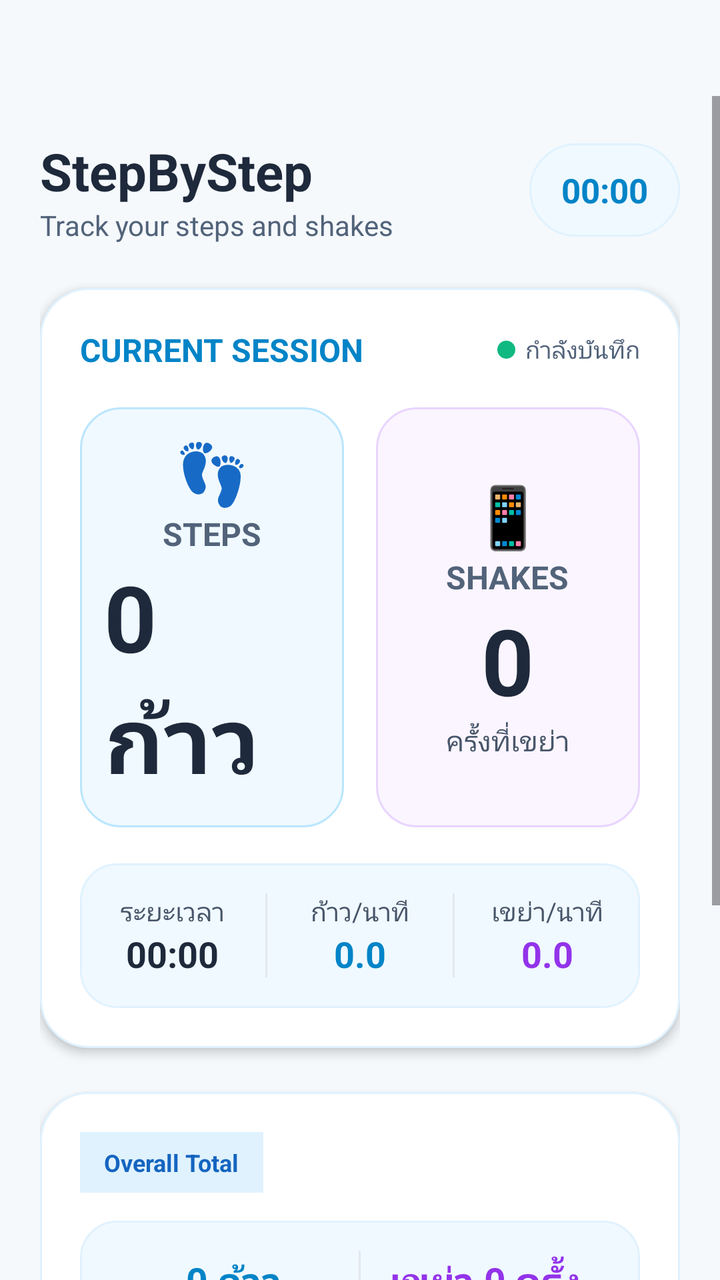
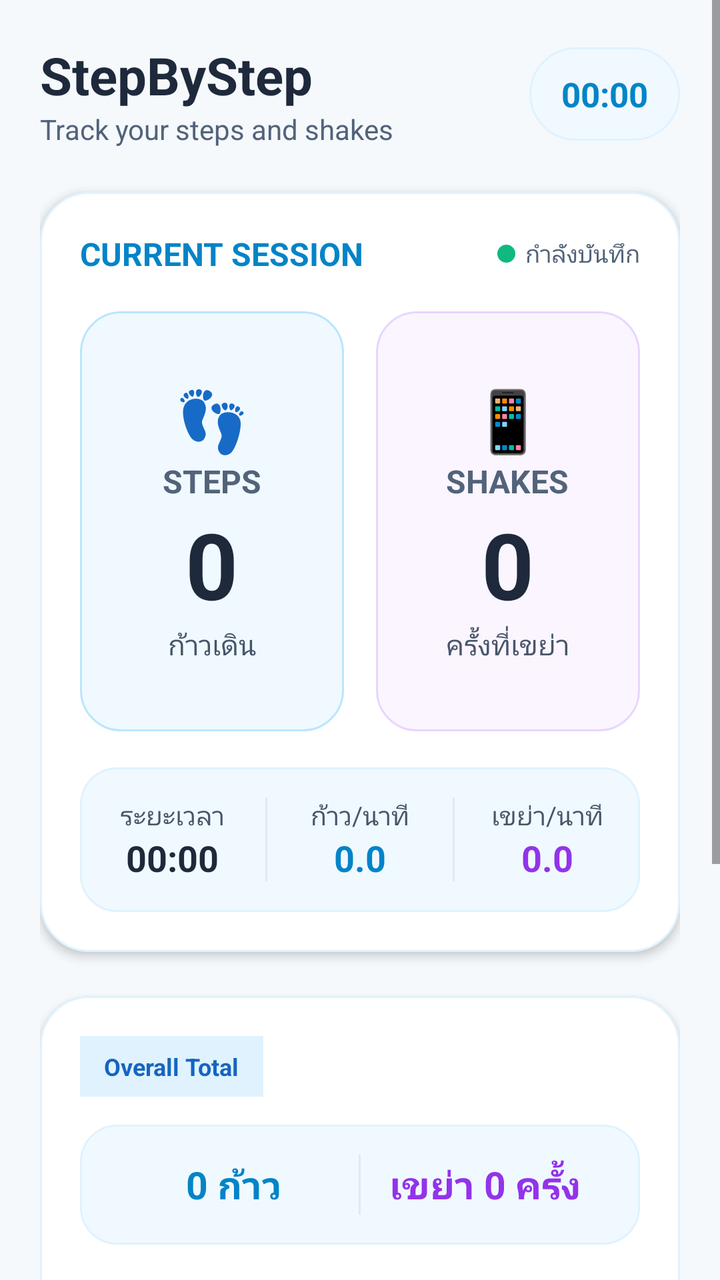

An Android layout rendered at two revisions. The XML below is the earlier revision; the diff shows what the commit changed to produce the second picture.
<!-- AndroidManifest.xml: application theme Theme.Assignment2 -->
<!-- res/layout/activity_main.xml -->
<?xml version="1.0" encoding="utf-8"?>
<ScrollView
    xmlns:android="http://schemas.android.com/apk/res/android"
    xmlns:tools="http://schemas.android.com/tools"
    android:id="@+id/main"
    android:layout_width="match_parent"
    android:layout_height="match_parent"
    android:background="@drawable/bg_stepby_step_screen"
    android:fillViewport="true"
    android:fitsSystemWindows="true"
    android:paddingTop="48dp"
    tools:context=".MainActivity"
    tools:ignore="VisualLintBounds,TextContrast">

    <LinearLayout
        android:layout_width="match_parent"
        android:layout_height="wrap_content"
        android:orientation="vertical"
        android:padding="20dp"
        tools:ignore="VisualLintBounds,VisualLintOverlap">

        

        <LinearLayout
            android:layout_width="match_parent"
            android:layout_height="wrap_content"
            android:orientation="horizontal"
            android:gravity="center_vertical"
            android:baselineAligned="false"
            android:layout_marginBottom="22dp"
            tools:ignore="VisualLintBounds,VisualLintOverlap">

            <LinearLayout
                android:layout_width="0dp"
                android:layout_height="wrap_content"
                android:layout_weight="1"
                android:orientation="vertical">

                <TextView
                    android:layout_width="wrap_content"
                    android:layout_height="wrap_content"
                    android:text="@string/app_title"
                    android:textSize="26sp"
                    android:textStyle="bold"
                    android:textColor="@color/text_primary"
                    tools:ignore="VisualLintBounds,VisualLintOverlap"/>

                <TextView
                    android:layout_width="wrap_content"
                    android:layout_height="wrap_content"
                    android:text="@string/app_subtitle"
                    android:textSize="14sp"
                    android:textColor="@color/text_muted"/>

            </LinearLayout>

            <TextView
                android:id="@+id/tvSessionTimer"
                android:layout_width="wrap_content"
                android:layout_height="wrap_content"
                android:text="@string/initial_time"
                android:textSize="17sp"
                android:textStyle="bold"
                android:textColor="@color/brand_600"
                android:background="@drawable/bg_timer"
                android:paddingHorizontal="16dp"
                android:paddingVertical="12dp"
                tools:ignore="VisualLintBounds,VisualLintOverlap"/>

        </LinearLayout>

        

        <LinearLayout
            android:layout_width="match_parent"
            android:layout_height="wrap_content"
            android:orientation="vertical"
            android:padding="20dp"
            android:background="@drawable/bg_card"
            android:elevation="3dp">

            

            <LinearLayout
                android:layout_width="match_parent"
                android:layout_height="wrap_content"
                android:orientation="horizontal"
                android:gravity="center_vertical"
                android:baselineAligned="false"
                android:layout_marginBottom="18dp">

                <TextView
                    android:layout_width="0dp"
                    android:layout_height="wrap_content"
                    android:layout_weight="1"
                    android:text="@string/current_session"
                    android:textSize="16sp"
                    android:textStyle="bold"
                    android:textColor="@color/brand_600"/>

                <View
                    android:layout_width="9dp"
                    android:layout_height="9dp"
                    android:background="@drawable/bg_status_dot"/>

                <TextView
                    android:layout_width="wrap_content"
                    android:layout_height="wrap_content"
                    android:text="@string/recording_status"
                    android:textSize="12sp"
                    android:textColor="@color/text_muted"
                    android:layout_marginStart="5dp"/>

            </LinearLayout>

            

            <LinearLayout
                android:layout_width="match_parent"
                android:layout_height="wrap_content"
                android:orientation="horizontal"
                android:baselineAligned="false">


                

                <LinearLayout
                    android:layout_width="0dp"
                    android:layout_height="210dp"
                    android:layout_weight="1"
                    android:layout_marginEnd="8dp"
                    android:gravity="center"
                    android:orientation="vertical"
                    android:background="@drawable/bg_step_tile"
                    android:padding="12dp">

                    <TextView
                        android:layout_width="wrap_content"
                        android:layout_height="wrap_content"
                        android:text="@string/icon_steps"
                        android:textSize="30sp"/>

                    <TextView
                        android:layout_width="wrap_content"
                        android:layout_height="wrap_content"
                        android:text="@string/steps"
                        android:textSize="16sp"
                        android:textStyle="bold"
                        android:textColor="@color/text_muted"/>

                    <TextView
                        android:id="@+id/tvSteps"
                        android:layout_width="wrap_content"
                        android:layout_height="wrap_content"
                        android:text="@string/initial_total_steps"
                        android:textSize="46sp"
                        android:textStyle="bold"
                        android:textColor="@color/text_primary"/>

                    <TextView
                        android:layout_width="wrap_content"
                        android:layout_height="wrap_content"
                        android:text="@string/step_count"
                        android:textSize="14sp"
                        android:textColor="@color/text_secondary"/>

                </LinearLayout>

                

                <LinearLayout
                    android:layout_width="0dp"
                    android:layout_height="210dp"
                    android:layout_weight="1"
                    android:layout_marginStart="8dp"
                    android:gravity="center"
                    android:orientation="vertical"
                    android:background="@drawable/bg_shake_tile"
                    android:padding="12dp">

                    <TextView
                        android:layout_width="wrap_content"
                        android:layout_height="wrap_content"
                        android:text="@string/icon_shakes"
                        android:textSize="30sp"/>

                    <TextView
                        android:layout_width="wrap_content"
                        android:layout_height="wrap_content"
                        android:text="@string/shakes"
                        android:textSize="16sp"
                        android:textStyle="bold"
                        android:textColor="@color/text_muted"/>

                    <TextView
                        android:id="@+id/tvShakes"
                        android:layout_width="wrap_content"
                        android:layout_height="wrap_content"
                        android:text="@string/zero_value"
                        android:textSize="46sp"
                        android:textStyle="bold"
                        android:textColor="@color/text_primary"/>

                    <TextView
                        android:layout_width="wrap_content"
                        android:layout_height="wrap_content"
                        android:text="@string/shake_count"
                        android:textSize="14sp"
                        android:textColor="@color/text_secondary"/>

                </LinearLayout>

            </LinearLayout>

            

            <LinearLayout
                android:layout_width="match_parent"
                android:layout_height="wrap_content"
                android:orientation="horizontal"
                android:gravity="center"
                android:baselineAligned="false"
                android:background="@drawable/bg_summary"
                android:paddingVertical="15dp"
                android:layout_marginTop="18dp">

                

                <LinearLayout
                    android:layout_width="0dp"
                    android:layout_height="wrap_content"
                    android:layout_weight="1"
                    android:gravity="center"
                    android:orientation="vertical">

                    <TextView
                        android:layout_width="wrap_content"
                        android:layout_height="wrap_content"
                        android:text="@string/duration"
                        android:textSize="13sp"
                        android:textColor="@color/text_secondary"/>

                    <TextView
                        android:id="@+id/tvDuration"
                        android:layout_width="wrap_content"
                        android:layout_height="wrap_content"
                        android:text="@string/initial_time"
                        android:textSize="18sp"
                        android:textStyle="bold"
                        android:textColor="@color/text_primary"/>

                </LinearLayout>

                <View
                    android:layout_width="1dp"
                    android:layout_height="42dp"
                    android:background="@color/history_divider"/>

                

                <LinearLayout
                    android:layout_width="0dp"
                    android:layout_height="wrap_content"
                    android:layout_weight="1"
                    android:gravity="center"
                    android:orientation="vertical">

                    <TextView
                        android:layout_width="wrap_content"
                        android:layout_height="wrap_content"
                        android:text="@string/steps_per_minute"
                        android:textSize="13sp"
                        android:textColor="@color/text_secondary"/>

                    <TextView
                        android:id="@+id/tvStepsPerMinute"
                        android:layout_width="wrap_content"
                        android:layout_height="wrap_content"
                        android:text="@string/zero_rate"
                        android:textSize="18sp"
                        android:textStyle="bold"
                        android:textColor="@color/brand_600"/>

                </LinearLayout>

                <View
                    android:layout_width="1dp"
                    android:layout_height="42dp"
                    android:background="@color/history_divider"/>

                

                <LinearLayout
                    android:layout_width="0dp"
                    android:layout_height="wrap_content"
                    android:layout_weight="1"
                    android:gravity="center"
                    android:orientation="vertical">

                    <TextView
                        android:layout_width="wrap_content"
                        android:layout_height="wrap_content"
                        android:text="@string/shakes_per_minute"
                        android:textSize="13sp"
                        android:textColor="@color/text_secondary"/>

                    <TextView
                        android:id="@+id/tvShakePerMinute"
                        android:layout_width="wrap_content"
                        android:layout_height="wrap_content"
                        android:text="@string/zero_rate"
                        android:textSize="18sp"
                        android:textStyle="bold"
                        android:textColor="@color/shake_primary"/>

                </LinearLayout>

            </LinearLayout>

        </LinearLayout>

        

        <LinearLayout
            android:layout_width="match_parent"
            android:layout_height="wrap_content"
            android:orientation="vertical"
            android:padding="20dp"
            android:layout_marginTop="22dp"
            android:background="@drawable/bg_card"
            android:elevation="3dp">


            <TextView
                android:layout_width="wrap_content"
                android:layout_height="wrap_content"
                android:background="@color/brand_100"
                android:paddingHorizontal="12dp"
                android:paddingVertical="7dp"
                android:text="@string/overall_total"
                android:textColor="@color/badge_total_text"
                android:textSize="12sp"
                android:textStyle="bold" />


            

            <LinearLayout
                android:layout_width="match_parent"
                android:layout_height="wrap_content"
                android:orientation="horizontal"
                android:gravity="center"
                android:baselineAligned="false"
                android:padding="15dp"
                android:layout_marginTop="14dp"
                android:background="@drawable/bg_summary">

                <TextView
                    android:id="@+id/tvTotalSteps"
                    android:layout_width="0dp"
                    android:layout_height="wrap_content"
                    android:layout_weight="1"
                    android:gravity="center"
                    android:text="@string/initial_total_steps"
                    android:textSize="19sp"
                    android:textStyle="bold"
                    android:textColor="@color/brand_600"/>

                <View
                    android:layout_width="1dp"
                    android:layout_height="30dp"
                    android:background="@color/history_divider"/>

                <TextView
                    android:id="@+id/tvTotalShakes"
                    android:layout_width="0dp"
                    android:layout_height="wrap_content"
                    android:layout_weight="1"
                    android:gravity="center"
                    android:text="@string/initial_total_shakes"
                    android:textSize="19sp"
                    android:textStyle="bold"
                    android:textColor="@color/shake_primary"/>

            </LinearLayout>

            

            <Button
                android:id="@+id/btnStart"
                android:layout_width="match_parent"
                android:layout_gravity="center"
                android:layout_height="60dp"
                android:layout_marginTop="18dp"
                android:text="@string/save_activity"
                android:textSize="18sp"
                android:textStyle="bold"
                android:textColor="@color/white"
                android:textAllCaps="false"
                android:background="@drawable/bg_primary_button"
                android:backgroundTint="@null"
                android:elevation="3dp"
                tools:ignore="VisualLintButtonSize"/>

        </LinearLayout>

        

        <TextView
            android:id="@+id/tvSensorStatus"
            android:layout_width="match_parent"
            android:layout_height="wrap_content"
            android:text="@string/sensor_waiting"
            android:textSize="12sp"
            android:textColor="@color/text_primary"
            android:gravity="center"
            android:padding="10dp"
            tools:ignore="TextContrast"/>

        

        <LinearLayout
            android:layout_width="match_parent"
            android:layout_height="wrap_content"
            android:orientation="horizontal"
            android:gravity="center_vertical"
            android:baselineAligned="false"
            android:layout_marginTop="14dp"
            android:layout_marginBottom="12dp">

            <TextView
                android:layout_width="0dp"
                android:layout_height="wrap_content"
                android:layout_weight="1"
                android:text="@string/activity_history"
                android:textSize="20sp"
                android:textStyle="bold"
                android:textColor="@color/text_primary"/>

            <TextView
                android:id="@+id/tvHistoryEmpty"
                android:layout_width="wrap_content"
                android:layout_height="wrap_content"
                android:text="@string/history_empty"
                android:textSize="12sp"
                android:textColor="@color/text_secondary"
                tools:ignore="TextContrast"/>

        </LinearLayout>

        

        <LinearLayout
            android:id="@+id/historyContainer"
            android:layout_width="match_parent"
            android:layout_height="wrap_content"
            android:orientation="vertical"
            android:padding="15dp"
            android:background="@drawable/bg_history_item"
            android:elevation="2dp"
            android:layout_marginBottom="28dp"/>

    </LinearLayout>

</ScrollView>
<!-- resources referenced by this layout -->
<resources>
  <color name="badge_total_text">#1565C0</color>
  <color name="brand_100">#E0F2FE</color>
  <color name="brand_600">#0284C7</color>
  <color name="history_divider">#E2E8F0</color>
  <color name="shake_primary">#9333EA</color>
  <color name="text_muted">#52637A</color>
  <color name="text_primary">#1E293B</color>
  <color name="text_secondary">#475569</color>
  <color name="white">#FFFFFF</color>
  <!-- drawable bg_status_dot (drawable) -->
  <?xml version="1.0" encoding="utf-8"?>
  <shape xmlns:android="http://schemas.android.com/apk/res/android"
      android:shape="oval">
  
      <solid android:color="@color/success" />
  
  </shape>
  <!-- drawable bg_stepby_step_screen (drawable) -->
  <?xml version="1.0" encoding="utf-8"?>
  <shape xmlns:android="http://schemas.android.com/apk/res/android"
      android:shape="rectangle">
  
      <solid android:color="@color/background" />
  
  </shape>
  <string name="activity_history">ประวัติกิจกรรม</string>
  <string name="app_subtitle">Track your steps and shakes</string>
  <string name="app_title">StepByStep</string>
  <string name="current_session">CURRENT SESSION</string>
  <string name="duration">ระยะเวลา</string>
  <string name="history_empty">ยังไม่มีประวัติกิจกรรม</string>
  <string name="icon_shakes">📱</string>
  <string name="icon_steps">👣</string>
  <string name="initial_time">00:00</string>
  <string name="initial_total_shakes">เขย่า 0 ครั้ง</string>
  <string name="initial_total_steps">0 ก้าว</string>
  <string name="overall_total">Overall Total</string>
  <string name="recording_status">กำลังบันทึก</string>
  <string name="save_activity">บันทึกกิจกรรม</string>
  <string name="sensor_waiting">Sensor: Waiting...</string>
  <string name="shake_count">ครั้งที่เขย่า</string>
  <string name="shakes">SHAKES</string>
  <string name="shakes_per_minute">เขย่า/นาที</string>
  <string name="step_count">ก้าวเดิน</string>
  <string name="steps">STEPS</string>
  <string name="steps_per_minute">ก้าว/นาที</string>
  <string name="zero_rate">0.0</string>
  <string name="zero_value">0</string>
  <style name="Theme.Assignment2" parent="Base.Theme.Assignment2" />
  <color name="card_background">#FFFFFF</color>
  <color name="card_border">#E0F2FE</color>
  <color name="history_background">#FFFFFF</color>
  <color name="button_primary_pressed">#0369A1</color>
  <color name="button_primary">#0284C7</color>
  <color name="shake_background">#FAF5FF</color>
  <color name="shake_border">#E9D5FF</color>
  <color name="success">#10B981</color>
  <color name="step_background">#F0F9FF</color>
  <color name="step_border">#BAE6FD</color>
  <color name="background">#F5F9FC</color>
  <color name="brand_50">#F0F9FF</color>
  <!-- unchanged entries left out for length: 8 -->
</resources>

<!-- the commit's change to res/layout/activity_main.xml (unified diff, before → after) -->
@@ -7,8 +7,6 @@
     android:layout_height="match_parent"
     android:background="@drawable/bg_stepby_step_screen"
     android:fillViewport="true"
-    android:fitsSystemWindows="true"
-    android:paddingTop="48dp"
     tools:context=".MainActivity"
     tools:ignore="VisualLintBounds,TextContrast">
 
@@ -152,7 +150,7 @@
                         android:id="@+id/tvSteps"
                         android:layout_width="wrap_content"
                         android:layout_height="wrap_content"
-                        android:text="@string/initial_total_steps"
+                        android:text="@string/zero_value"
                         android:textSize="46sp"
                         android:textStyle="bold"
                         android:textColor="@color/text_primary"/>
@@ -211,6 +209,34 @@
                 </LinearLayout>
 
             </LinearLayout>
+
+            <TextView
+                android:id="@+id/tvStepRecord"
+                android:layout_width="wrap_content"
+                android:layout_height="wrap_content"
+                android:layout_marginTop="12dp"
+                android:padding="8dp"
+                android:background="@drawable/bg_badge_step"
+                android:text="@string/new_step_record"
+                android:textColor="@color/text_primary"
+                android:textStyle="bold"
+                android:visibility="gone"
+                android:accessibilityLiveRegion="polite"
+                tools:visibility="visible" />
+
+            <TextView
+                android:id="@+id/tvShakeRecord"
+                android:layout_width="wrap_content"
+                android:layout_height="wrap_content"
+                android:layout_marginTop="12dp"
+                android:padding="8dp"
+                android:background="@drawable/bg_badge_shake"
+                android:text="@string/new_shake_record"
+                android:textColor="@color/text_primary"
+                android:textStyle="bold"
+                android:visibility="gone"
+                android:accessibilityLiveRegion="polite"
+                tools:visibility="visible" />
 
             
 
@@ -404,6 +430,15 @@
 
         </LinearLayout>
 
+        <Button
+            android:id="@+id/btnResetSession"
+            android:layout_width="match_parent"
+            android:layout_height="wrap_content"
+            android:minHeight="48dp"
+            android:layout_marginTop="12dp"
+            android:text="@string/reset_session"
+            android:textAllCaps="false" />
+
         
 
         <TextView
<!-- resource entries referenced after the edit -->
@@ -9,6 +9,34 @@
   <color name="text_primary">#1E293B</color>
   <color name="text_secondary">#475569</color>
   <color name="white">#FFFFFF</color>
+  <!-- drawable bg_badge_shake (drawable) -->
+  <?xml version="1.0" encoding="utf-8"?>
+  <shape xmlns:android="http://schemas.android.com/apk/res/android"
+      android:shape="rectangle">
+  
+      <solid android:color="@color/history_badge_shake" />
+  
+      <corners android:radius="30dp" />
+  
+      <stroke
+          android:width="1dp"
+          android:color="@color/shake_border" />
+  
+  </shape>
+  <!-- drawable bg_badge_step (drawable) -->
+  <?xml version="1.0" encoding="utf-8"?>
+  <shape xmlns:android="http://schemas.android.com/apk/res/android"
+      android:shape="rectangle">
+  
+      <solid android:color="@color/history_badge_step" />
+  
+      <corners android:radius="30dp" />
+  
+      <stroke
+          android:width="1dp"
+          android:color="@color/step_border" />
+  
+  </shape>
   <!-- drawable bg_status_dot (drawable) -->
   <?xml version="1.0" encoding="utf-8"?>
   <shape xmlns:android="http://schemas.android.com/apk/res/android"
@@ -36,8 +64,11 @@
   <string name="initial_time">00:00</string>
   <string name="initial_total_shakes">เขย่า 0 ครั้ง</string>
   <string name="initial_total_steps">0 ก้าว</string>
+  <string name="new_shake_record">NEW SHAKE RECORD</string>
+  <string name="new_step_record">NEW STEP RECORD</string>
   <string name="overall_total">Overall Total</string>
   <string name="recording_status">กำลังบันทึก</string>
+  <string name="reset_session">Reset Session</string>
   <string name="save_activity">บันทึกกิจกรรม</string>
   <string name="sensor_waiting">Sensor: Waiting...</string>
   <string name="shake_count">ครั้งที่เขย่า</string>
@@ -49,6 +80,7 @@
   <string name="zero_rate">0.0</string>
   <string name="zero_value">0</string>
   <style name="Theme.Assignment2" parent="Base.Theme.Assignment2" />
+  <color name="history_badge_shake">#F3E8FF</color>
   <color name="card_background">#FFFFFF</color>
   <color name="card_border">#E0F2FE</color>
   <color name="history_background">#FFFFFF</color>
@@ -56,6 +88,7 @@
   <color name="button_primary">#0284C7</color>
   <color name="shake_background">#FAF5FF</color>
   <color name="shake_border">#E9D5FF</color>
+  <color name="history_badge_step">#E0F2FE</color>
   <color name="success">#10B981</color>
   <color name="step_background">#F0F9FF</color>
   <color name="step_border">#BAE6FD</color>
